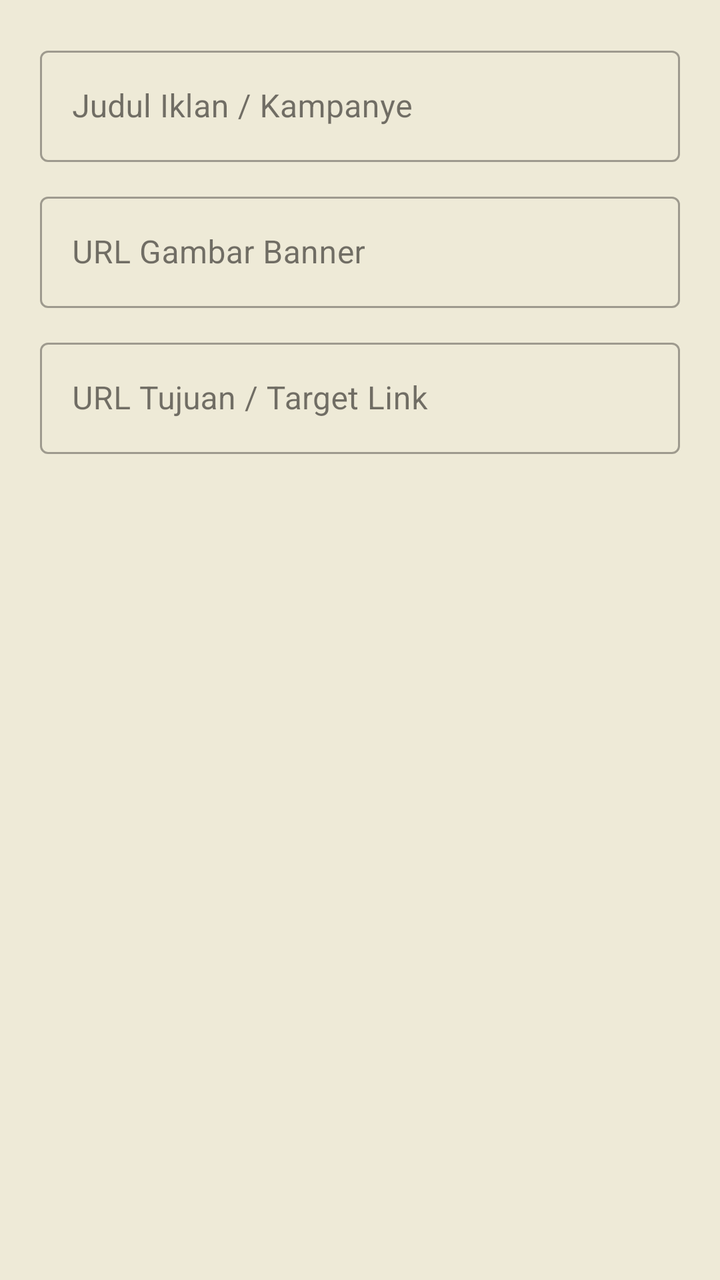
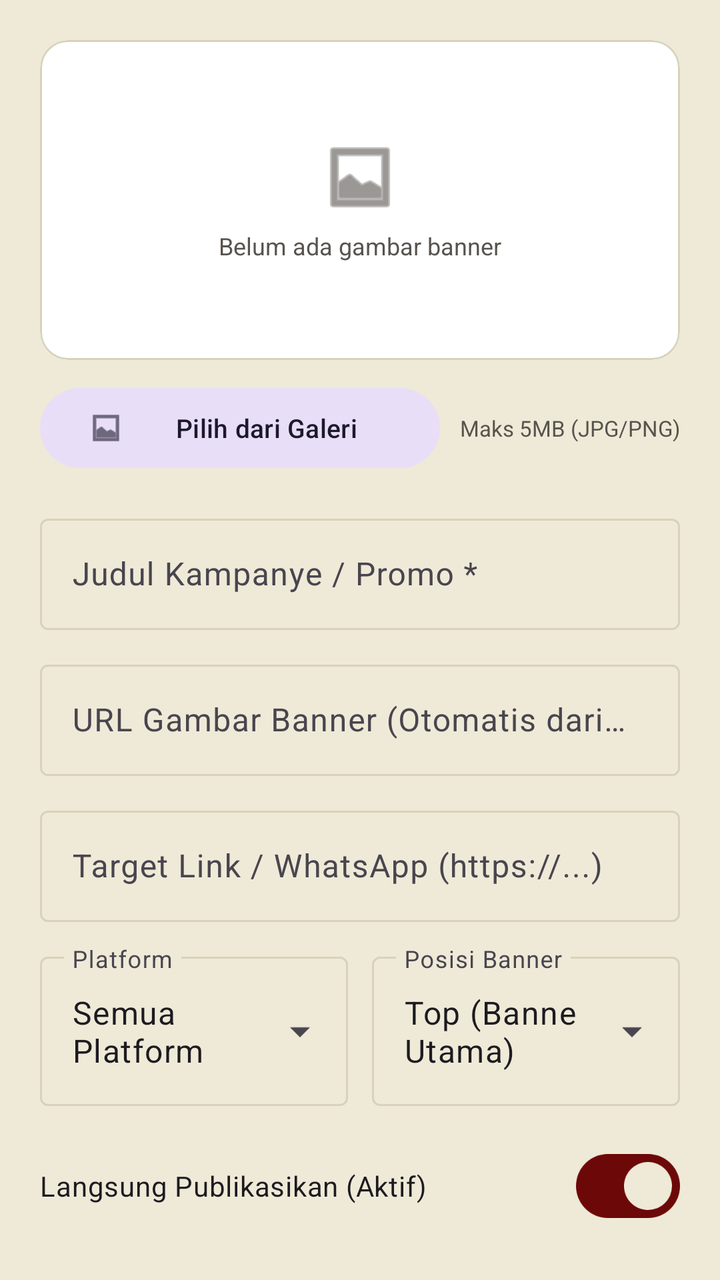

Compare the two renders of this Android layout. The source of the first and the diff that turns it into the second are given below.
<!-- AndroidManifest.xml: application theme Theme.CariKostKita -->
<!-- res/layout/dialog_add_ad.xml -->
<?xml version="1.0" encoding="utf-8"?>
<LinearLayout xmlns:android="http://schemas.android.com/apk/res/android"
    android:layout_width="match_parent"
    android:layout_height="wrap_content"
    android:orientation="vertical"
    android:padding="20dp">

    <com.google.android.material.textfield.TextInputLayout
        style="@style/Widget.MaterialComponents.TextInputLayout.OutlinedBox"
        android:layout_width="match_parent"
        android:layout_height="wrap_content"
        android:hint="Judul Iklan / Kampanye">

        <com.google.android.material.textfield.TextInputEditText
            android:id="@+id/et_ad_add_title"
            android:layout_width="match_parent"
            android:layout_height="wrap_content"
            android:inputType="textCapSentences"
            android:maxLines="1" />
    </com.google.android.material.textfield.TextInputLayout>

    <com.google.android.material.textfield.TextInputLayout
        style="@style/Widget.MaterialComponents.TextInputLayout.OutlinedBox"
        android:layout_width="match_parent"
        android:layout_height="wrap_content"
        android:layout_marginTop="12dp"
        android:hint="URL Gambar Banner">

        <com.google.android.material.textfield.TextInputEditText
            android:id="@+id/et_ad_add_image"
            android:layout_width="match_parent"
            android:layout_height="wrap_content"
            android:inputType="textUri"
            android:maxLines="1" />
    </com.google.android.material.textfield.TextInputLayout>

    <com.google.android.material.textfield.TextInputLayout
        style="@style/Widget.MaterialComponents.TextInputLayout.OutlinedBox"
        android:layout_width="match_parent"
        android:layout_height="wrap_content"
        android:layout_marginTop="12dp"
        android:hint="URL Tujuan / Target Link">

        <com.google.android.material.textfield.TextInputEditText
            android:id="@+id/et_ad_add_target"
            android:layout_width="match_parent"
            android:layout_height="wrap_content"
            android:inputType="textUri"
            android:maxLines="1" />
    </com.google.android.material.textfield.TextInputLayout>

</LinearLayout>
<!-- resources referenced by this layout -->
<resources>
  <style name="Theme.CariKostKita" parent="Theme.Material3.DayNight.NoActionBar">
          
          <item name="colorPrimary">@color/primary</item>
          <item name="colorPrimaryDark">@color/primary_dark</item>
          <item name="colorOnPrimary">@color/on_primary</item>
          <item name="colorPrimaryContainer">@color/primary_soft</item>
          <item name="colorOnPrimaryContainer">@color/primary</item>
  
          
          <item name="android:windowBackground">@color/background</item>
          <item name="colorSurface">@color/surface</item>
          <item name="colorOnSurface">@color/text_primary</item>
          <item name="colorOutline">@color/border</item>
  
          
          <item name="android:statusBarColor">@color/primary_dark</item>
          <item name="android:windowLightStatusBar">false</item>
          <item name="android:navigationBarColor">@color/background</item>
          <item name="android:windowLightNavigationBar" tools:targetApi="o_mr1">true</item>
      </style>
  <color name="primary">#6D0808</color>
  <color name="primary_dark">#620808</color>
  <color name="on_primary">#EEEAD7</color>
  <color name="primary_soft">#F4EFE0</color>
  <color name="background">#EEEAD7</color>
  <color name="surface">#FFFFFF</color>
  <color name="text_primary">#1C1917</color>
  <color name="border">#D8D2BC</color>
</resources>

<!-- the commit's change to res/layout/dialog_add_ad.xml (unified diff, before → after) -->
@@ -1,52 +1,197 @@
 <?xml version="1.0" encoding="utf-8"?>
-<LinearLayout xmlns:android="http://schemas.android.com/apk/res/android"
+<ScrollView xmlns:android="http://schemas.android.com/apk/res/android"
+    xmlns:app="http://schemas.android.com/apk/res-auto"
     android:layout_width="match_parent"
     android:layout_height="wrap_content"
-    android:orientation="vertical"
-    android:padding="20dp">
+    android:fadeScrollbars="false">
 
-    <com.google.android.material.textfield.TextInputLayout
-        style="@style/Widget.MaterialComponents.TextInputLayout.OutlinedBox"
+    <LinearLayout
         android:layout_width="match_parent"
         android:layout_height="wrap_content"
-        android:hint="Judul Iklan / Kampanye">
+        android:orientation="vertical"
+        android:padding="20dp">
 
-        <com.google.android.material.textfield.TextInputEditText
-            android:id="@+id/et_ad_add_title"
+        
+        <com.google.android.material.card.MaterialCardView
+            android:layout_width="match_parent"
+            android:layout_height="160dp"
+            app:cardCornerRadius="14dp"
+            app:cardElevation="0dp"
+            app:strokeColor="@color/border"
+            app:strokeWidth="1dp">
+
+            <FrameLayout
+                android:layout_width="match_parent"
+                android:layout_height="match_parent">
+
+                <ImageView
+                    android:id="@+id/iv_ad_preview"
+                    android:layout_width="match_parent"
+                    android:layout_height="match_parent"
+                    android:background="@color/surface"
+                    android:contentDescription="Preview Banner Iklan"
+                    android:scaleType="centerCrop" />
+
+                <LinearLayout
+                    android:id="@+id/layout_preview_placeholder"
+                    android:layout_width="wrap_content"
+                    android:layout_height="wrap_content"
+                    android:layout_gravity="center"
+                    android:gravity="center"
+                    android:orientation="vertical">
+
+                    <ImageView
+                        android:layout_width="40dp"
+                        android:layout_height="40dp"
+                        android:tint="@color/text_secondary"
+                        android:src="@android:drawable/ic_menu_gallery" />
+
+                    <TextView
+                        android:layout_width="wrap_content"
+                        android:layout_height="wrap_content"
+                        android:layout_marginTop="6dp"
+                        android:text="Belum ada gambar banner"
+                        android:textColor="@color/text_secondary"
+                        android:textSize="12sp" />
+                </LinearLayout>
+
+                <ProgressBar
+                    android:id="@+id/pb_upload_banner"
+                    android:layout_width="36dp"
+                    android:layout_height="36dp"
+                    android:layout_gravity="center"
+                    android:visibility="gone" />
+            </FrameLayout>
+        </com.google.android.material.card.MaterialCardView>
+
+        
+        <LinearLayout
             android:layout_width="match_parent"
             android:layout_height="wrap_content"
-            android:inputType="textCapSentences"
-            android:maxLines="1" />
-    </com.google.android.material.textfield.TextInputLayout>
+            android:layout_marginTop="10dp"
+            android:gravity="center_vertical"
+            android:orientation="horizontal">
 
-    <com.google.android.material.textfield.TextInputLayout
-        style="@style/Widget.MaterialComponents.TextInputLayout.OutlinedBox"
-        android:layout_width="match_parent"
-        android:layout_height="wrap_content"
-        android:layout_marginTop="12dp"
-        android:hint="URL Gambar Banner">
+            <com.google.android.material.button.MaterialButton
+                android:id="@+id/btn_pick_ad_image"
+                style="@style/Widget.Material3.Button.TonalButton"
+                android:layout_width="0dp"
+                android:layout_height="wrap_content"
+                android:layout_weight="1"
+                android:text="Pilih dari Galeri"
+                android:textAllCaps="false"
+                android:textSize="13sp"
+                app:icon="@android:drawable/ic_menu_gallery"
+                app:iconSize="18dp" />
 
-        <com.google.android.material.textfield.TextInputEditText
-            android:id="@+id/et_ad_add_image"
+            <TextView
+                android:id="@+id/tv_upload_status"
+                android:layout_width="wrap_content"
+                android:layout_height="wrap_content"
+                android:layout_marginStart="10dp"
+                android:text="Maks 5MB (JPG/PNG)"
+                android:textColor="@color/text_secondary"
+                android:textSize="11sp" />
+        </LinearLayout>
+
+        
+        <com.google.android.material.textfield.TextInputLayout
+            style="@style/Widget.Material3.TextInputLayout.OutlinedBox"
             android:layout_width="match_parent"
             android:layout_height="wrap_content"
-            android:inputType="textUri"
-            android:maxLines="1" />
-    </com.google.android.material.textfield.TextInputLayout>
+            android:layout_marginTop="16dp"
+            android:hint="Judul Kampanye / Promo *">
 
-    <com.google.android.material.textfield.TextInputLayout
-        style="@style/Widget.MaterialComponents.TextInputLayout.OutlinedBox"
-        android:layout_width="match_parent"
-        android:layout_height="wrap_content"
-        android:layout_marginTop="12dp"
-        android:hint="URL Tujuan / Target Link">
+            <com.google.android.material.textfield.TextInputEditText
+                android:id="@+id/et_ad_add_title"
+                android:layout_width="match_parent"
+                android:layout_height="wrap_content"
+                android:inputType="textCapSentences"
+                android:maxLines="1" />
+        </com.google.android.material.textfield.TextInputLayout>
 
-        <com.google.android.material.textfield.TextInputEditText
-            android:id="@+id/et_ad_add_target"
+        
+        <com.google.android.material.textfield.TextInputLayout
+            style="@style/Widget.Material3.TextInputLayout.OutlinedBox"
             android:layout_width="match_parent"
             android:layout_height="wrap_content"
-            android:inputType="textUri"
-            android:maxLines="1" />
-    </com.google.android.material.textfield.TextInputLayout>
+            android:layout_marginTop="12dp"
+            android:hint="URL Gambar Banner (Otomatis dari Galeri / URL)">
 
-</LinearLayout>
+            <com.google.android.material.textfield.TextInputEditText
+                android:id="@+id/et_ad_add_image"
+                android:layout_width="match_parent"
+                android:layout_height="wrap_content"
+                android:inputType="textUri"
+                android:maxLines="1" />
+        </com.google.android.material.textfield.TextInputLayout>
+
+        
+        <com.google.android.material.textfield.TextInputLayout
+            style="@style/Widget.Material3.TextInputLayout.OutlinedBox"
+            android:layout_width="match_parent"
+            android:layout_height="wrap_content"
+            android:layout_marginTop="12dp"
+            android:hint="Target Link / WhatsApp (https://...)">
+
+            <com.google.android.material.textfield.TextInputEditText
+                android:id="@+id/et_ad_add_target"
+                android:layout_width="match_parent"
+                android:layout_height="wrap_content"
+                android:inputType="textUri"
+                android:maxLines="1" />
+        </com.google.android.material.textfield.TextInputLayout>
+
+        
+        <LinearLayout
+            android:layout_width="match_parent"
+            android:layout_height="wrap_content"
+            android:layout_marginTop="12dp"
+            android:baselineAligned="false"
+            android:orientation="horizontal">
+
+            <com.google.android.material.textfield.TextInputLayout
+                style="@style/Widget.Material3.TextInputLayout.OutlinedBox.ExposedDropdownMenu"
+                android:layout_width="0dp"
+                android:layout_height="wrap_content"
+                android:layout_marginEnd="6dp"
+                android:layout_weight="1"
+                android:hint="Platform">
+
+                <AutoCompleteTextView
+                    android:id="@+id/actv_ad_platform"
+                    android:layout_width="match_parent"
+                    android:layout_height="wrap_content"
+                    android:inputType="none"
+                    android:text="Semua Platform" />
+            </com.google.android.material.textfield.TextInputLayout>
+
+            <com.google.android.material.textfield.TextInputLayout
+                style="@style/Widget.Material3.TextInputLayout.OutlinedBox.ExposedDropdownMenu"
+                android:layout_width="0dp"
+                android:layout_height="wrap_content"
+                android:layout_marginStart="6dp"
+                android:layout_weight="1"
+                android:hint="Posisi Banner">
+
+                <AutoCompleteTextView
+                    android:id="@+id/actv_ad_position"
+                    android:layout_width="match_parent"
+                    android:layout_height="wrap_content"
+                    android:inputType="none"
+                    android:text="Top (Banner Utama)" />
+            </com.google.android.material.textfield.TextInputLayout>
+        </LinearLayout>
+
+        
+        <com.google.android.material.materialswitch.MaterialSwitch
+            android:id="@+id/switch_ad_active"
+            android:layout_width="match_parent"
+            android:layout_height="wrap_content"
+            android:layout_marginTop="16dp"
+            android:checked="true"
+            android:text="Langsung Publikasikan (Aktif)"
+            android:textSize="14sp" />
+
+    </LinearLayout>
+</ScrollView>
<!-- resource entries referenced after the edit -->
@@ -26,6 +26,7 @@
   <color name="primary_soft">#F4EFE0</color>
   <color name="background">#EEEAD7</color>
   <color name="surface">#FFFFFF</color>
+  <color name="text_secondary">#57534E</color>
   <color name="text_primary">#1C1917</color>
   <color name="border">#D8D2BC</color>
 </resources>
